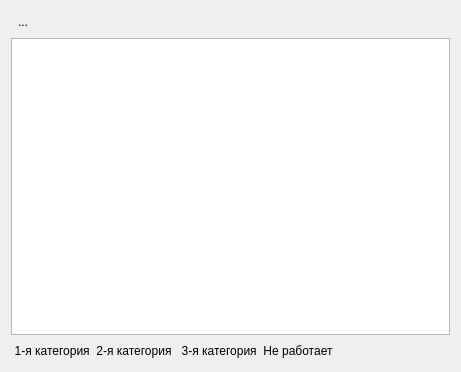
First picture: the form in Forms/objetslistform.ui, repository rust3128/Spacer, before the edit.
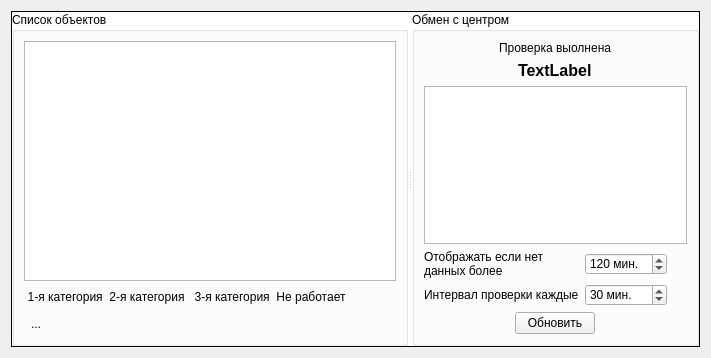
Second picture: the form after the edit. Icons and pictures are not drawn.

Commit message: Deploys interface

What changed in the file:
```diff
--- a/Forms/objetslistform.ui
+++ b/Forms/objetslistform.ui
@@ -6,14 +6,37 @@
    <rect>
     <x>0</x>
     <y>0</y>
-    <width>461</width>
-    <height>372</height>
+    <width>711</width>
+    <height>358</height>
    </rect>
   </property>
   <property name="windowTitle">
    <string>Form</string>
   </property>
-  <layout class="QGridLayout" name="gridLayout">
+  <layout class="QGridLayout" name="gridLayout_3">
+   <item row="0" column="0">
+    <widget class="QSplitter" name="splitter">
+     <property name="styleSheet">
+      <string notr="true">QSplitter {
+    background-color: #ffffff; /* установите фоновый цвет сплиттера */
+    border: 1px solid #000000; /* установите границы сплиттера */
+    spacing: 10px; /* установите расстояние между областями сплиттера */
+}</string>
+     </property>
+     <property name="lineWidth">
+      <number>1</number>
+     </property>
+     <property name="orientation">
+      <enum>Qt::Horizontal</enum>
+     </property>
+     <property name="handleWidth">
+      <number>4</number>
+     </property>
+     <widget class="QGroupBox" name="groupBoxObjects">
+      <property name="title">
+       <string>Список объектов</string>
+      </property>
+      <layout class="QGridLayout" name="gridLayout" rowstretch="0,0,0,0" columnstretch="0">
    <item row="2" column="0">
     <layout class="QHBoxLayout" name="horizontalLayout">
      <item>
@@ -96,7 +119,7 @@
      </property>
     </widget>
    </item>
-   <item row="0" column="0">
+       <item row="3" column="0">
     <widget class="QToolButton" name="toolButtonAddObject">
      <property name="toolTip">
       <string>&lt;html&gt;&lt;head/&gt;&lt;body&gt;&lt;p&gt;Добавить терминал...&lt;/p&gt;&lt;/body&gt;&lt;/html&gt;</string>
@@ -117,6 +140,100 @@
      <property name="autoRaise">
       <bool>true</bool>
      </property>
+        </widget>
+       </item>
+      </layout>
+     </widget>
+     <widget class="QGroupBox" name="groupBox">
+      <property name="title">
+       <string>Обмен с центром</string>
+      </property>
+      <layout class="QGridLayout" name="gridLayout_2">
+       <item row="5" column="1">
+        <widget class="QSpinBox" name="spinBoxInterval">
+         <property name="suffix">
+          <string> мин.</string>
+         </property>
+         <property name="minimum">
+          <number>1</number>
+         </property>
+         <property name="maximum">
+          <number>300</number>
+         </property>
+         <property name="value">
+          <number>30</number>
+         </property>
+        </widget>
+       </item>
+       <item row="2" column="0" colspan="3">
+        <widget class="QTableView" name="tableViewDeploys"/>
+       </item>
+       <item row="0" column="0" colspan="3" alignment="Qt::AlignHCenter">
+        <widget class="QLabel" name="label_7">
+         <property name="text">
+          <string>Проверка выолнена</string>
+         </property>
+        </widget>
+       </item>
+       <item row="4" column="0">
+        <widget class="QLabel" name="label_5">
+         <property name="text">
+          <string>Отображать если нет данных более</string>
+         </property>
+         <property name="wordWrap">
+          <bool>true</bool>
+         </property>
+        </widget>
+       </item>
+       <item row="5" column="0">
+        <widget class="QLabel" name="label_6">
+         <property name="text">
+          <string>Интервал проверки каждые</string>
+         </property>
+        </widget>
+       </item>
+       <item row="4" column="1">
+        <widget class="QSpinBox" name="spinBoxPorog">
+         <property name="suffix">
+          <string> мин.</string>
+         </property>
+         <property name="minimum">
+          <number>1</number>
+         </property>
+         <property name="maximum">
+          <number>1440</number>
+         </property>
+         <property name="value">
+          <number>120</number>
+         </property>
+        </widget>
+       </item>
+       <item row="6" column="0" colspan="3" alignment="Qt::AlignHCenter">
+        <widget class="QPushButton" name="pushButtonRefreshDeploys">
+         <property name="text">
+          <string>Обновить</string>
+         </property>
+         <property name="icon">
+          <iconset resource="../resource.qrc">
+           <normaloff>:/Images/refresh_icon.png</normaloff>:/Images/refresh_icon.png</iconset>
+         </property>
+        </widget>
+       </item>
+       <item row="1" column="0" colspan="3" alignment="Qt::AlignHCenter">
+        <widget class="QLabel" name="labelLastDeploys">
+         <property name="font">
+          <font>
+           <pointsize>12</pointsize>
+           <bold>true</bold>
+          </font>
+         </property>
+         <property name="text">
+          <string>TextLabel</string>
+         </property>
+        </widget>
+       </item>
+      </layout>
+     </widget>
     </widget>
    </item>
   </layout>
```
Lines whose indentation alone changed are shown as unchanged. The commit also changes 8 other files.
